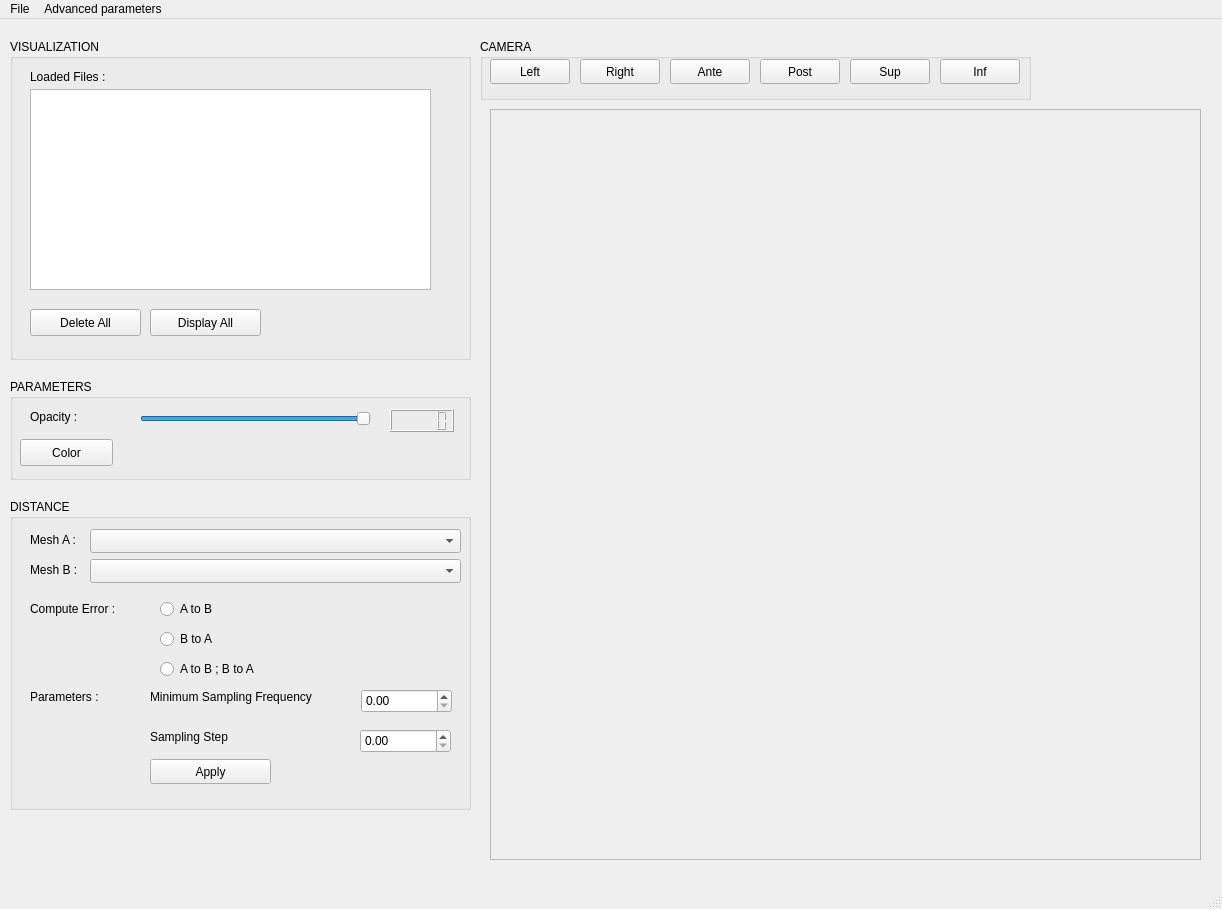
Old version of the form distanceGui.ui in the repository juliettepera/distance.
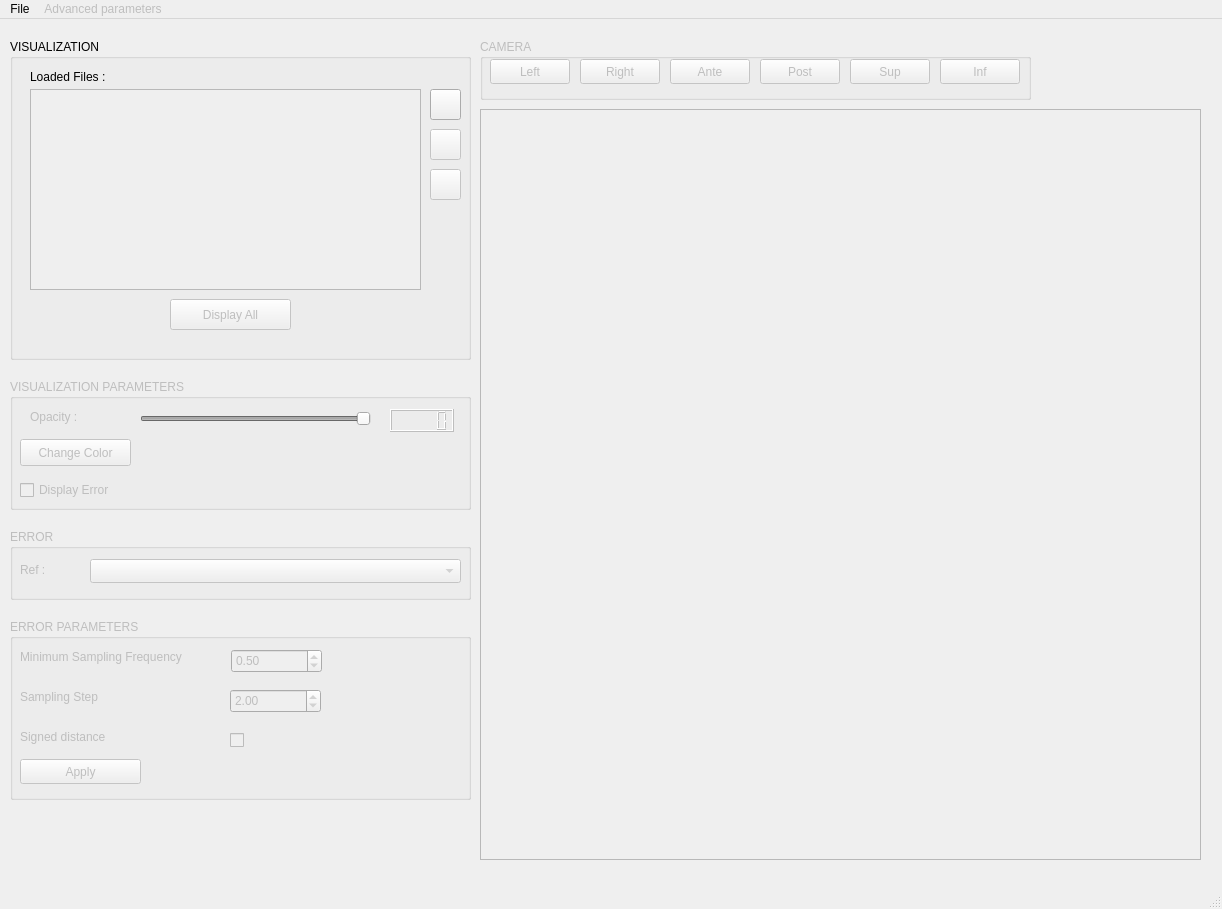
New version of the form.

Commit message: ENH: display or not error works

Diff of the .ui file:
```diff
--- a/distanceGui.ui
+++ b/distanceGui.ui
@@ -2,6 +2,9 @@
 <ui version="4.0">
  <class>MainWindow</class>
  <widget class="QMainWindow" name="MainWindow">
+  <property name="enabled">
+   <bool>true</bool>
+  </property>
   <property name="geometry">
    <rect>
     <x>0</x>
@@ -25,6 +28,12 @@
   <property name="windowTitle">
    <string>MainWindow</string>
   </property>
+  <property name="autoFillBackground">
+   <bool>false</bool>
+  </property>
+  <property name="dockNestingEnabled">
+   <bool>false</bool>
+  </property>
   <widget class="QWidget" name="centralwidget">
    <widget class="QGroupBox" name="groupBoxVisualization">
     <property name="geometry">
@@ -52,24 +61,30 @@
      </property>
     </widget>
     <widget class="QPushButton" name="pushButtonDelete">
+     <property name="enabled">
+      <bool>false</bool>
+     </property>
      <property name="geometry">
       <rect>
-       <x>20</x>
-       <y>270</y>
-       <width>111</width>
-       <height>27</height>
+       <x>420</x>
+       <y>130</y>
+       <width>31</width>
+       <height>31</height>
       </rect>
      </property>
      <property name="text">
-      <string>Delete All</string>
+      <string/>
      </property>
     </widget>
     <widget class="QListWidget" name="listWidgetLoadedMesh">
+     <property name="enabled">
+      <bool>false</bool>
+     </property>
      <property name="geometry">
       <rect>
        <x>20</x>
        <y>50</y>
-       <width>401</width>
+       <width>391</width>
        <height>201</height>
       </rect>
      </property>
@@ -84,59 +99,86 @@
      </property>
     </widget>
     <widget class="QPushButton" name="pushButtonDisplay">
+     <property name="enabled">
+      <bool>false</bool>
+     </property>
      <property name="geometry">
       <rect>
-       <x>140</x>
-       <y>270</y>
-       <width>111</width>
-       <height>27</height>
+       <x>160</x>
+       <y>260</y>
+       <width>121</width>
+       <height>31</height>
       </rect>
      </property>
      <property name="text">
       <string>Display All</string>
      </property>
+     <property name="autoDefault">
+      <bool>false</bool>
+     </property>
+     <property name="default">
+      <bool>false</bool>
+     </property>
+     <property name="flat">
+      <bool>false</bool>
+     </property>
+    </widget>
+    <widget class="QPushButton" name="pushButtonAdd">
+     <property name="geometry">
+      <rect>
+       <x>420</x>
+       <y>50</y>
+       <width>31</width>
+       <height>31</height>
+      </rect>
+     </property>
+     <property name="toolTip">
+      <string>add file(s)</string>
+     </property>
+     <property name="text">
+      <string/>
+     </property>
+    </widget>
+    <widget class="QPushButton" name="pushButtonDeleteOne">
+     <property name="enabled">
+      <bool>false</bool>
+     </property>
+     <property name="geometry">
+      <rect>
+       <x>420</x>
+       <y>90</y>
+       <width>31</width>
+       <height>31</height>
+      </rect>
+     </property>
+     <property name="toolTip">
+      <string>delete selected file</string>
+     </property>
+     <property name="text">
+      <string/>
+     </property>
     </widget>
    </widget>
    <widget class="QGroupBox" name="groupBoxDistance">
+    <property name="enabled">
+     <bool>false</bool>
+    </property>
     <property name="geometry">
      <rect>
       <x>10</x>
-      <y>480</y>
+      <y>510</y>
       <width>461</width>
-      <height>311</height>
+      <height>71</height>
      </rect>
     </property>
     <property name="title">
-     <string>DISTANCE</string>
+     <string>ERROR</string>
     </property>
-    <widget class="QLabel" name="labelMeshA">
-     <property name="geometry">
-      <rect>
-       <x>20</x>
-       <y>30</y>
-       <width>61</width>
-       <height>21</height>
-      </rect>
-     </property>
-     <property name="text">
-      <string>Mesh A : </string>
-     </property>
-    </widget>
-    <widget class="QComboBox" name="comboBoxMeshA">
-     <property name="geometry">
-      <rect>
-       <x>80</x>
-       <y>30</y>
-       <width>371</width>
-       <height>24</height>
-      </rect>
-     </property>
-    </widget>
     <widget class="QComboBox" name="comboBoxMeshB">
      <property name="geometry">
       <rect>
        <x>80</x>
-       <y>60</y>
+       <y>30</y>
        <width>371</width>
        <height>24</height>
       </rect>
@@ -145,142 +187,21 @@
     <widget class="QLabel" name="labelMeshB">
      <property name="geometry">
       <rect>
-       <x>20</x>
-       <y>60</y>
+       <x>10</x>
+       <y>30</y>
        <width>61</width>
        <height>21</height>
       </rect>
      </property>
      <property name="text">
-      <string>Mesh B :</string>
-     </property>
-    </widget>
-    <widget class="QRadioButton" name="radioButtonAtoB">
-     <property name="geometry">
-      <rect>
-       <x>150</x>
-       <y>100</y>
-       <width>96</width>
-       <height>20</height>
-      </rect>
-     </property>
-     <property name="text">
-      <string>A to B</string>
-     </property>
-    </widget>
-    <widget class="QRadioButton" name="radioButtonBtoA">
-     <property name="geometry">
-      <rect>
-       <x>150</x>
-       <y>130</y>
-       <width>96</width>
-       <height>20</height>
-      </rect>
-     </property>
-     <property name="text">
-      <string>B to A</string>
-     </property>
-    </widget>
-    <widget class="QRadioButton" name="radioButtonBoth">
-     <property name="geometry">
-      <rect>
-       <x>150</x>
-       <y>160</y>
-       <width>121</width>
-       <height>20</height>
-      </rect>
-     </property>
-     <property name="text">
-      <string>A to B ; B to A</string>
-     </property>
-    </widget>
-    <widget class="QLabel" name="labelComputeError">
-     <property name="geometry">
-      <rect>
-       <x>20</x>
-       <y>100</y>
-       <width>121</width>
-       <height>20</height>
-      </rect>
-     </property>
-     <property name="text">
-      <string>Compute Error :</string>
-     </property>
-    </widget>
-    <widget class="QLabel" name="labelParameter_2">
-     <property name="geometry">
-      <rect>
-       <x>20</x>
-       <y>190</y>
-       <width>111</width>
-       <height>16</height>
-      </rect>
-     </property>
-     <property name="text">
-      <string>Parameters :</string>
-     </property>
-    </widget>
-    <widget class="QLabel" name="labelMinSampFreq">
-     <property name="geometry">
-      <rect>
-       <x>140</x>
-       <y>190</y>
-       <width>201</width>
-       <height>16</height>
-      </rect>
-     </property>
-     <property name="text">
-      <string>Minimum Sampling Frequency</string>
-     </property>
-    </widget>
-    <widget class="QDoubleSpinBox" name="doubleSpinBoxMinSampFreq">
-     <property name="geometry">
-      <rect>
-       <x>351</x>
-       <y>190</y>
-       <width>91</width>
-       <height>24</height>
-      </rect>
-     </property>
-    </widget>
-    <widget class="QLabel" name="labelSampStep">
-     <property name="geometry">
-      <rect>
-       <x>140</x>
-       <y>230</y>
-       <width>201</width>
-       <height>16</height>
-      </rect>
-     </property>
-     <property name="text">
-      <string>Sampling Step</string>
-     </property>
-    </widget>
-    <widget class="QDoubleSpinBox" name="doubleSpinBoxSampStep">
-     <property name="geometry">
-      <rect>
-       <x>350</x>
-       <y>230</y>
-       <width>91</width>
-       <height>24</height>
-      </rect>
-     </property>
-    </widget>
-    <widget class="QPushButton" name="pushButtonApply">
-     <property name="geometry">
-      <rect>
-       <x>140</x>
-       <y>260</y>
-       <width>121</width>
-       <height>25</height>
-      </rect>
-     </property>
-     <property name="text">
-      <string>Apply</string>
+      <string>Ref :</string>
      </property>
     </widget>
    </widget>
    <widget class="QGroupBox" name="groupBoxCamera">
+    <property name="enabled">
+     <bool>false</bool>
+    </property>
     <property name="geometry">
      <rect>
       <x>480</x>
@@ -374,9 +295,9 @@
    <widget class="QScrollArea" name="scrollAreaMesh">
     <property name="geometry">
      <rect>
-      <x>490</x>
+      <x>480</x>
       <y>90</y>
-      <width>711</width>
+      <width>721</width>
       <height>751</height>
      </rect>
     </property>
@@ -397,23 +318,26 @@
       <rect>
        <x>0</x>
        <y>0</y>
-       <width>709</width>
+       <width>719</width>
        <height>749</height>
       </rect>
      </property>
     </widget>
    </widget>
-   <widget class="QGroupBox" name="groupBox">
+   <widget class="QGroupBox" name="groupBoxParameters">
+    <property name="enabled">
+     <bool>false</bool>
+    </property>
     <property name="geometry">
      <rect>
       <x>10</x>
       <y>360</y>
       <width>461</width>
-      <height>101</height>
+      <height>131</height>
      </rect>
     </property>
     <property name="title">
-     <string>PARAMETERS</string>
+     <string>VISUALIZATION PARAMETERS</string>
     </property>
     <widget class="QSlider" name="horizontalSliderOpacity">
      <property name="geometry">
@@ -468,12 +392,153 @@
       <rect>
        <x>10</x>
        <y>60</y>
+       <width>111</width>
+       <height>27</height>
+      </rect>
+     </property>
+     <property name="toolTip">
+      <string>change color of selected file</string>
+     </property>
+     <property name="text">
+      <string>Change Color</string>
+     </property>
+    </widget>
+    <widget class="QCheckBox" name="checkBoxError">
+     <property name="geometry">
+      <rect>
+       <x>10</x>
+       <y>100</y>
+       <width>121</width>
+       <height>22</height>
+      </rect>
+     </property>
+     <property name="toolTip">
+      <string>(un)display distance error</string>
+     </property>
+     <property name="text">
+      <string>Display Error</string>
+     </property>
+    </widget>
+   </widget>
+   <widget class="QGroupBox" name="groupBoxErrorParameters">
+    <property name="enabled">
+     <bool>false</bool>
+    </property>
+    <property name="geometry">
+     <rect>
+      <x>10</x>
+      <y>600</y>
+      <width>461</width>
+      <height>181</height>
+     </rect>
+    </property>
+    <property name="title">
+     <string>ERROR PARAMETERS</string>
+    </property>
+    <widget class="QPushButton" name="pushButtonApply">
+     <property name="geometry">
+      <rect>
+       <x>10</x>
+       <y>140</y>
+       <width>121</width>
+       <height>25</height>
+      </rect>
+     </property>
+     <property name="text">
+      <string>Apply</string>
+     </property>
+    </widget>
+    <widget class="QCheckBox" name="checkBoxSignedDistance">
+     <property name="geometry">
+      <rect>
+       <x>220</x>
+       <y>110</y>
        <width>93</width>
-       <height>27</height>
+       <height>22</height>
       </rect>
      </property>
      <property name="text">
-      <string>Color</string>
+      <string/>
+     </property>
+    </widget>
+    <widget class="QDoubleSpinBox" name="doubleSpinBoxMinSampFreq">
+     <property name="geometry">
+      <rect>
+       <x>221</x>
+       <y>30</y>
+       <width>91</width>
+       <height>24</height>
+      </rect>
+     </property>
+     <property name="minimum">
+      <double>0.000000000000000</double>
+     </property>
+     <property name="maximum">
+      <double>2.000000000000000</double>
+     </property>
+     <property name="singleStep">
+      <double>0.100000000000000</double>
+     </property>
+     <property name="value">
+      <double>0.500000000000000</double>
+     </property>
+    </widget>
+    <widget class="QDoubleSpinBox" name="doubleSpinBoxSampStep">
+     <property name="geometry">
+      <rect>
+       <x>220</x>
+       <y>70</y>
+       <width>91</width>
+       <height>24</height>
+      </rect>
+     </property>
+     <property name="maximum">
+      <double>10.000000000000000</double>
+     </property>
+     <property name="singleStep">
+      <double>0.100000000000000</double>
+     </property>
+     <property name="value">
+      <double>2.000000000000000</double>
+     </property>
+    </widget>
+    <widget class="QLabel" name="labelSampStep">
+     <property name="geometry">
+      <rect>
+       <x>10</x>
+       <y>70</y>
+       <width>201</width>
+       <height>16</height>
+      </rect>
+     </property>
+     <property name="text">
+      <string>Sampling Step</string>
+     </property>
+    </widget>
+    <widget class="QLabel" name="labelMinSampFreq">
+     <property name="geometry">
+      <rect>
+       <x>10</x>
+       <y>30</y>
+       <width>201</width>
+       <height>16</height>
+      </rect>
+     </property>
+     <property name="text">
+      <string>Minimum Sampling Frequency</string>
+     </property>
+    </widget>
+    <widget class="QLabel" name="labelSignedDistance">
+     <property name="geometry">
+      <rect>
+       <x>10</x>
+       <y>110</y>
+       <width>201</width>
+       <height>16</height>
+      </rect>
+     </property>
+     <property name="text">
+      <string>Signed distance</string>
      </property>
     </widget>
    </widget>
@@ -497,6 +562,9 @@
     <addaction name="actionQuit"/>
    </widget>
    <widget class="QMenu" name="menuAdvancedParameters">
+    <property name="enabled">
+     <bool>false</bool>
+    </property>
     <property name="title">
      <string>Advanced parameters</string>
     </property>
```
Left out of the diff: 33 changed lines with no effect on the pictures. The commit also changes 17 other files.
